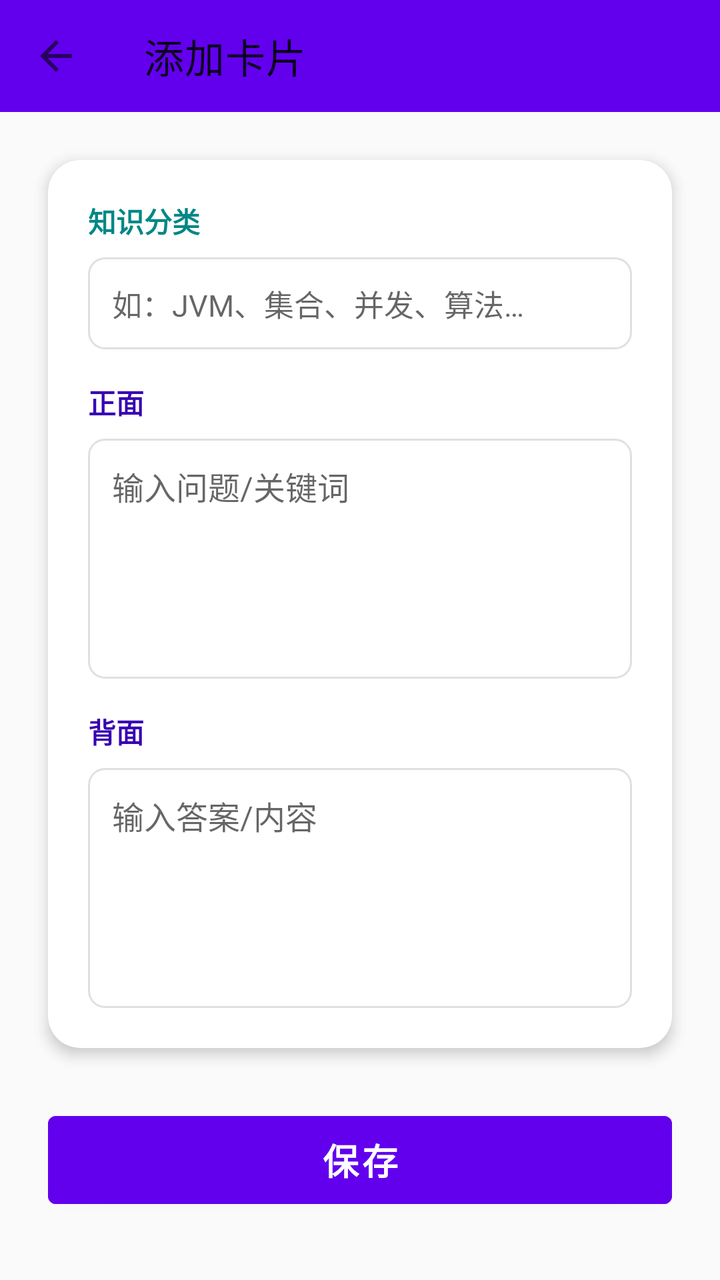
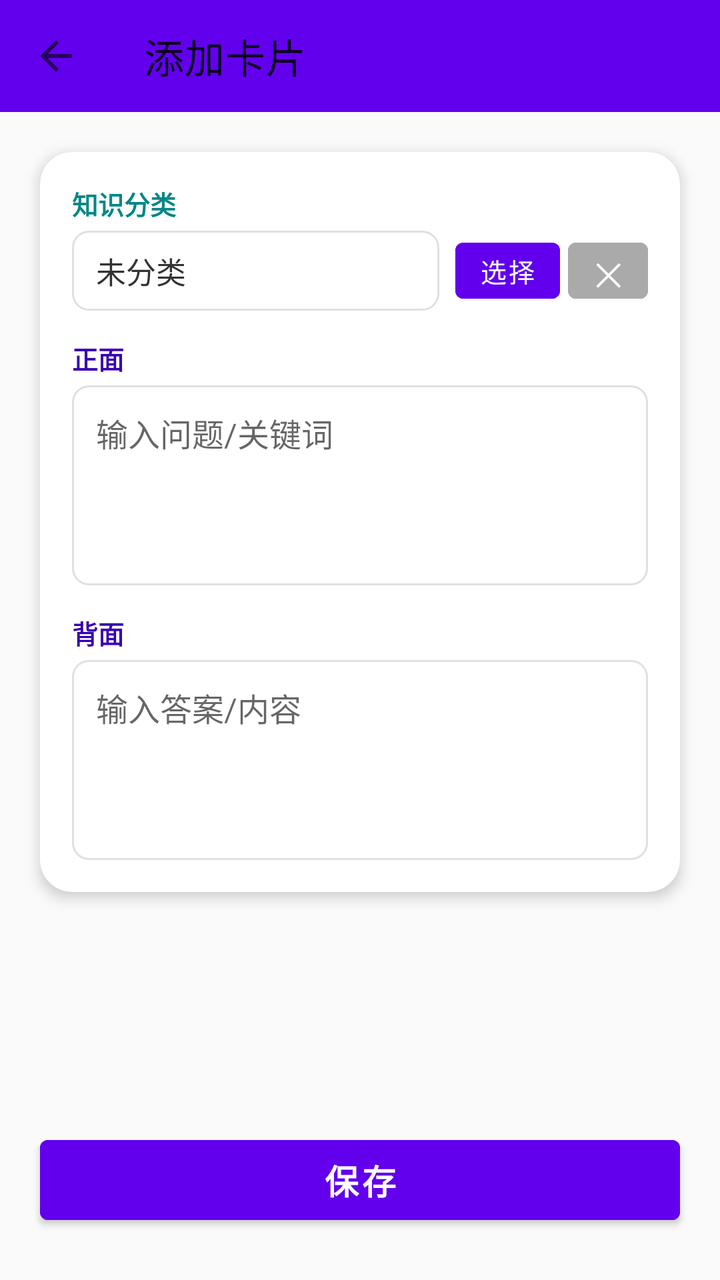

Before-and-after screenshots of an Android layout around one commit, followed by the original layout XML and the change that was made.
<!-- AndroidManifest.xml: application theme Theme.MemoryCards -->
<!-- res/layout/activity_edit_card.xml -->
<?xml version="1.0" encoding="utf-8"?>
<androidx.constraintlayout.widget.ConstraintLayout xmlns:android="http://schemas.android.com/apk/res/android"
    xmlns:app="http://schemas.android.com/apk/res-auto"
    android:layout_width="match_parent"
    android:layout_height="match_parent"
    android:background="#FAFAFA">

    <androidx.appcompat.widget.Toolbar
        android:id="@+id/toolbar"
        android:layout_width="0dp"
        android:layout_height="?attr/actionBarSize"
        android:background="@color/purple_500"
        android:titleTextColor="@color/white"
        app:navigationIcon="?attr/homeAsUpIndicator"
        app:title="添加卡片"
        app:layout_constraintTop_toTopOf="parent"
        app:layout_constraintStart_toStartOf="parent"
        app:layout_constraintEnd_toEndOf="parent" />

    <ScrollView
        android:layout_width="0dp"
        android:layout_height="0dp"
        app:layout_constraintTop_toBottomOf="@id/toolbar"
        app:layout_constraintBottom_toTopOf="@id/btnSave"
        app:layout_constraintStart_toStartOf="parent"
        app:layout_constraintEnd_toEndOf="parent">

        <com.google.android.material.card.MaterialCardView
            android:layout_width="match_parent"
            android:layout_height="wrap_content"
            android:layout_margin="24dp"
            app:cardElevation="4dp"
            app:cardCornerRadius="16dp">

            <LinearLayout
                android:layout_width="match_parent"
                android:layout_height="wrap_content"
                android:orientation="vertical"
                android:padding="20dp">

                <TextView
                    android:layout_width="wrap_content"
                    android:layout_height="wrap_content"
                    android:text="@string/category"
                    android:textSize="14sp"
                    android:textColor="@color/teal_700"
                    android:textStyle="bold"
                    android:layout_marginBottom="8dp" />

                <AutoCompleteTextView
                    android:id="@+id/etCategory"
                    android:layout_width="match_parent"
                    android:layout_height="wrap_content"
                    android:hint="@string/category_hint"
                    android:padding="12dp"
                    android:background="@drawable/edit_text_bg"
                    android:textSize="15sp"
                    android:inputType="text"
                    android:singleLine="true" />

                <TextView
                    android:layout_width="wrap_content"
                    android:layout_height="wrap_content"
                    android:text="@string/front"
                    android:textSize="14sp"
                    android:textColor="@color/purple_700"
                    android:textStyle="bold"
                    android:layout_marginTop="16dp"
                    android:layout_marginBottom="8dp" />

                <EditText
                    android:id="@+id/etFront"
                    android:layout_width="match_parent"
                    android:layout_height="120dp"
                    android:hint="@string/card_front_hint"
                    android:gravity="top|start"
                    android:padding="12dp"
                    android:background="@drawable/edit_text_bg"
                    android:textSize="16sp" />

                <TextView
                    android:layout_width="wrap_content"
                    android:layout_height="wrap_content"
                    android:text="@string/back"
                    android:textSize="14sp"
                    android:textColor="@color/purple_700"
                    android:textStyle="bold"
                    android:layout_marginTop="16dp"
                    android:layout_marginBottom="8dp" />

                <EditText
                    android:id="@+id/etBack"
                    android:layout_width="match_parent"
                    android:layout_height="120dp"
                    android:hint="@string/card_back_hint"
                    android:gravity="top|start"
                    android:padding="12dp"
                    android:background="@drawable/edit_text_bg"
                    android:textSize="16sp" />

            </LinearLayout>

        </com.google.android.material.card.MaterialCardView>

    </ScrollView>

    <Button
        android:id="@+id/btnSave"
        android:layout_width="0dp"
        android:layout_height="56dp"
        android:text="@string/save"
        android:textSize="18sp"
        android:textStyle="bold"
        android:layout_marginHorizontal="24dp"
        android:layout_marginBottom="32dp"
        android:backgroundTint="@color/purple_500"
        android:textColor="@color/white"
        app:layout_constraintBottom_toBottomOf="parent"
        app:layout_constraintStart_toStartOf="parent"
        app:layout_constraintEnd_toEndOf="parent" />

</androidx.constraintlayout.widget.ConstraintLayout>
<!-- resources referenced by this layout -->
<resources>
  <color name="purple_500">#FF6200EE</color>
  <color name="purple_700">#FF3700B3</color>
  <color name="teal_700">#FF018786</color>
  <color name="white">#FFFFFFFF</color>
  <!-- drawable edit_text_bg (drawable) -->
  <shape xmlns:android="http://schemas.android.com/apk/res/android">
      <stroke
          android:width="1dp"
          android:color="#E0E0E0" />
      <corners android:radius="8dp" />
      <padding
          android:left="4dp"
          android:right="4dp" />
  </shape>
  <string name="back">背面</string>
  <string name="card_back_hint">输入答案/内容</string>
  <string name="card_front_hint">输入问题/关键词</string>
  <string name="category">知识分类</string>
  <string name="category_hint">如：JVM、集合、并发、算法…</string>
  <string name="front">正面</string>
  <string name="save">保存</string>
  <style name="Theme.MemoryCards" parent="Theme.MaterialComponents.DayNight.NoActionBar">
          <item name="colorPrimary">@color/purple_500</item>
          <item name="colorPrimaryVariant">@color/purple_700</item>
          <item name="colorOnPrimary">@color/white</item>
          <item name="colorSecondary">@color/teal_200</item>
          <item name="colorSecondaryVariant">@color/teal_700</item>
      </style>
  <color name="teal_200">#FF03DAC5</color>
</resources>

<!-- the commit's change to res/layout/activity_edit_card.xml (unified diff, before → after) -->
@@ -28,7 +28,7 @@
         <com.google.android.material.card.MaterialCardView
             android:layout_width="match_parent"
             android:layout_height="wrap_content"
-            android:layout_margin="24dp"
+            android:layout_margin="20dp"
             app:cardElevation="4dp"
             app:cardCornerRadius="16dp">
 
@@ -36,42 +36,77 @@
                 android:layout_width="match_parent"
                 android:layout_height="wrap_content"
                 android:orientation="vertical"
-                android:padding="20dp">
+                android:padding="16dp">
 
                 <TextView
                     android:layout_width="wrap_content"
                     android:layout_height="wrap_content"
                     android:text="@string/category"
-                    android:textSize="14sp"
+                    android:textSize="13sp"
                     android:textColor="@color/teal_700"
                     android:textStyle="bold"
-                    android:layout_marginBottom="8dp" />
+                    android:layout_marginBottom="4dp" />
 
-                <AutoCompleteTextView
-                    android:id="@+id/etCategory"
+                <LinearLayout
                     android:layout_width="match_parent"
                     android:layout_height="wrap_content"
-                    android:hint="@string/category_hint"
-                    android:padding="12dp"
-                    android:background="@drawable/edit_text_bg"
-                    android:textSize="15sp"
-                    android:inputType="text"
-                    android:singleLine="true" />
+                    android:orientation="horizontal"
+                    android:gravity="center_vertical">
+
+                    <TextView
+                        android:id="@+id/tvSelectedCategory"
+                        android:layout_width="0dp"
+                        android:layout_height="40dp"
+                        android:layout_weight="1"
+                        android:text="未分类"
+                        android:textSize="15sp"
+                        android:textColor="#333"
+                        android:gravity="center_vertical"
+                        android:background="@drawable/edit_text_bg"
+                        android:paddingHorizontal="12dp"
+                        android:maxLines="1"
+                        android:ellipsize="end" />
+
+                    <Button
+                        android:id="@+id/btnPickCategory"
+                        android:layout_width="wrap_content"
+                        android:layout_height="40dp"
+                        android:text="选择"
+                        android:textSize="13sp"
+                        android:minWidth="0dp"
+                        android:paddingHorizontal="12dp"
+                        android:layout_marginStart="8dp"
+                        android:backgroundTint="@color/purple_500"
+                        android:textColor="@color/white" />
+
+                    <Button
+                        android:id="@+id/btnClearCategory"
+                        android:layout_width="40dp"
+                        android:layout_height="40dp"
+                        android:text="✕"
+                        android:textSize="16sp"
+                        android:minWidth="0dp"
+                        android:paddingHorizontal="0dp"
+                        android:layout_marginStart="4dp"
+                        android:backgroundTint="#AAA"
+                        android:textColor="@color/white" />
+
+                </LinearLayout>
 
                 <TextView
                     android:layout_width="wrap_content"
                     android:layout_height="wrap_content"
                     android:text="@string/front"
-                    android:textSize="14sp"
+                    android:textSize="13sp"
                     android:textColor="@color/purple_700"
                     android:textStyle="bold"
-                    android:layout_marginTop="16dp"
-                    android:layout_marginBottom="8dp" />
+                    android:layout_marginTop="14dp"
+                    android:layout_marginBottom="4dp" />
 
                 <EditText
                     android:id="@+id/etFront"
                     android:layout_width="match_parent"
-                    android:layout_height="120dp"
+                    android:layout_height="100dp"
                     android:hint="@string/card_front_hint"
                     android:gravity="top|start"
                     android:padding="12dp"
@@ -82,16 +117,16 @@
                     android:layout_width="wrap_content"
                     android:layout_height="wrap_content"
                     android:text="@string/back"
-                    android:textSize="14sp"
+                    android:textSize="13sp"
                     android:textColor="@color/purple_700"
                     android:textStyle="bold"
-                    android:layout_marginTop="16dp"
-                    android:layout_marginBottom="8dp" />
+                    android:layout_marginTop="14dp"
+                    android:layout_marginBottom="4dp" />
 
                 <EditText
                     android:id="@+id/etBack"
                     android:layout_width="match_parent"
-                    android:layout_height="120dp"
+                    android:layout_height="100dp"
                     android:hint="@string/card_back_hint"
                     android:gravity="top|start"
                     android:padding="12dp"
@@ -107,12 +142,12 @@
     <Button
         android:id="@+id/btnSave"
         android:layout_width="0dp"
-        android:layout_height="56dp"
+        android:layout_height="52dp"
         android:text="@string/save"
-        android:textSize="18sp"
+        android:textSize="17sp"
         android:textStyle="bold"
-        android:layout_marginHorizontal="24dp"
-        android:layout_marginBottom="32dp"
+        android:layout_marginHorizontal="20dp"
+        android:layout_marginBottom="24dp"
         android:backgroundTint="@color/purple_500"
         android:textColor="@color/white"
         app:layout_constraintBottom_toBottomOf="parent"
<!-- resource entries referenced after the edit -->
@@ -18,7 +18,6 @@
   <string name="card_back_hint">输入答案/内容</string>
   <string name="card_front_hint">输入问题/关键词</string>
   <string name="category">知识分类</string>
-  <string name="category_hint">如：JVM、集合、并发、算法…</string>
   <string name="front">正面</string>
   <string name="save">保存</string>
   <style name="Theme.MemoryCards" parent="Theme.MaterialComponents.DayNight.NoActionBar">
